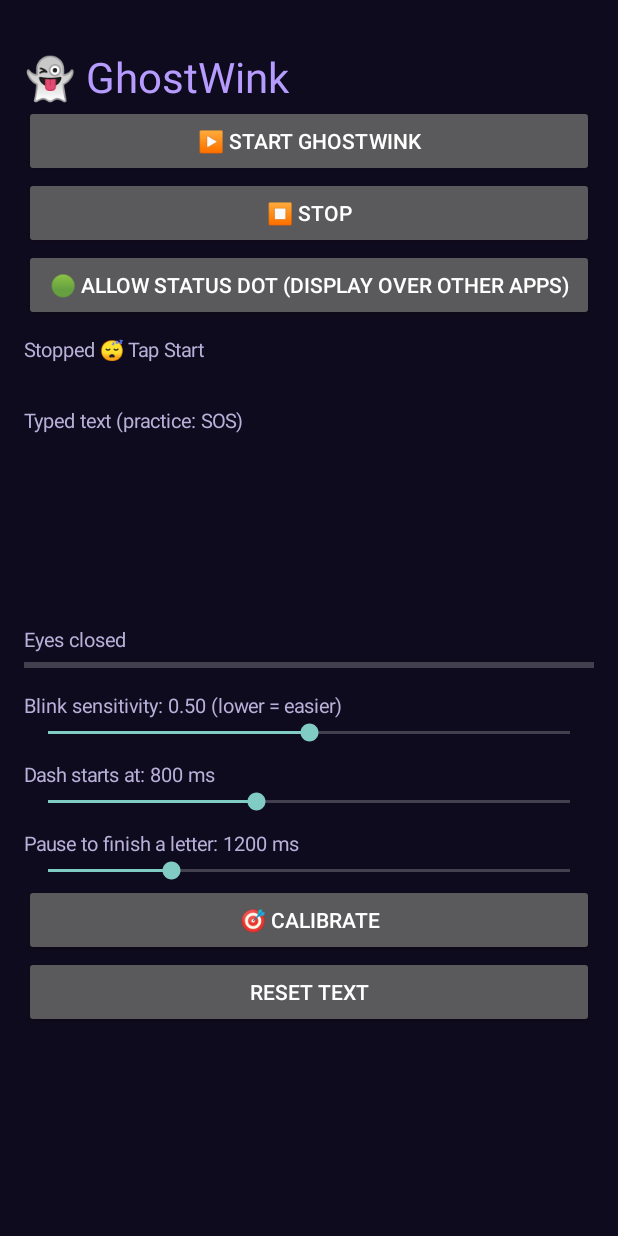
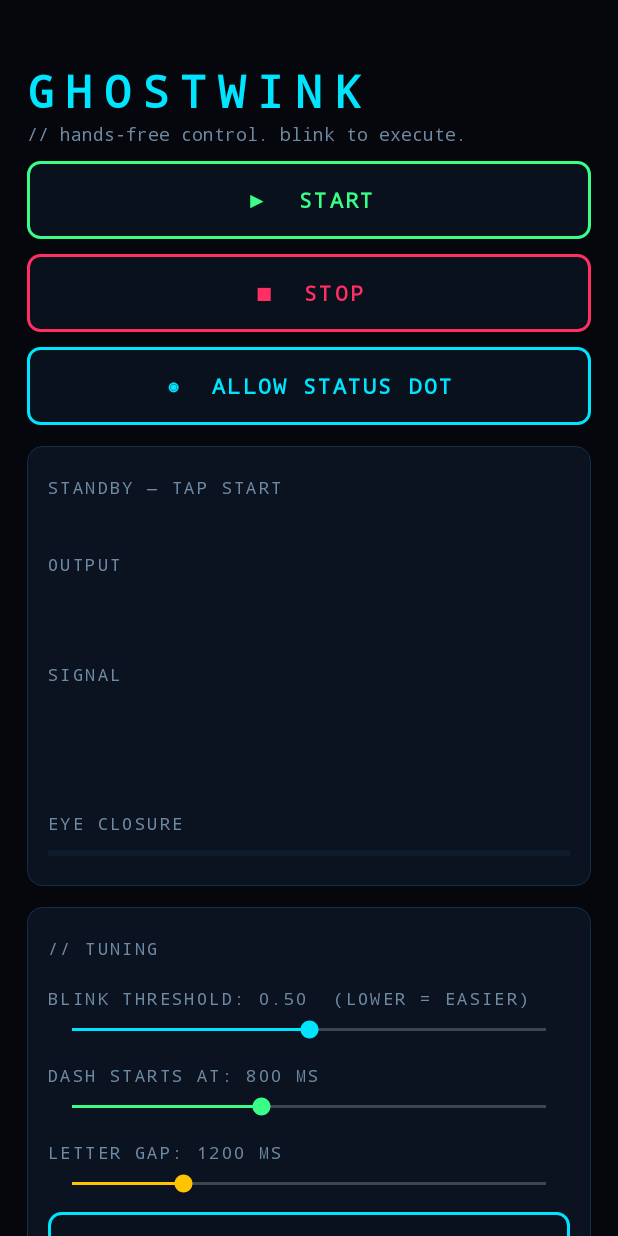
Before and after one commit to dwipayanmondal233-cloud/GhostWinkApp, an Android app: the screen it shows after launch (MainActivity), on a phone screen of 412 x 824 dp. Run offline under Robolectric (Android 15) with nearby library versions, the phone set to English and light mode, and no system bars; libraries missing offline, so code that uses them is left out: androidx.camera.core, androidx.camera.lifecycle, com.google.mediapipe.framework, com.google.mediapipe.tasks.

Commit message:
GhostWink cool theme

```diff
--- a/app/src/main/AndroidManifest.xml
+++ b/app/src/main/AndroidManifest.xml
@@ -9,6 +9,8 @@
     <uses-feature android:name="android.hardware.camera" android:required="false" />
 
     <application
+        android:icon="@mipmap/ic_launcher"
+        android:roundIcon="@mipmap/ic_launcher"
         android:label="GhostWink"
         android:theme="@android:style/Theme.Material.NoActionBar">
 
--- a/app/src/main/java/com/example/ghostwink/GhostService.kt
+++ b/app/src/main/java/com/example/ghostwink/GhostService.kt
@@ -170,9 +170,9 @@ class GhostService : LifecycleService() {
     private fun refreshDot() {
         val now = SystemClock.uptimeMillis()
         val color = when {
-            now < flashUntil -> Color.parseColor("#FFD166")
-            closed -> Color.parseColor("#FF6B9D")
-            faceOk -> Color.parseColor("#4CE08A")
+            now < flashUntil ->Color.parseColor("#00E5FF")
+            closed -> Color.parseColor("#FF2E63")
+            faceOk -> Color.parseColor("#39FF88")
             else -> Color.GRAY
         }
         dotBg?.setColor(color)
@@ -241,7 +241,7 @@ class GhostService : LifecycleService() {
         val m = min(l, r)
         eye = m
         faceOk = true
-        faceText = "Face found ✅"
+        faceText = "FACE LOCKED"
         if (calibrating) {
             samples.add(m)
             refreshDot()
@@ -354,7 +354,7 @@ class GhostService : LifecycleService() {
             } else {
                 handler.post {
                     faceOk = false
-                    faceText = "No face found. Move closer / add light."
+                   faceText = "NO FACE - move closer / add light"
                     refreshDot()
                 }
             }
--- a/app/src/main/java/com/example/ghostwink/MainActivity.kt
+++ b/app/src/main/java/com/example/ghostwink/MainActivity.kt
@@ -4,13 +4,17 @@ import android.Manifest
 import android.content.Intent
 import android.content.SharedPreferences
 import android.content.pm.PackageManager
+import android.content.res.ColorStateList
 import android.graphics.Color
+import android.graphics.Typeface
+import android.graphics.drawable.GradientDrawable
 import android.net.Uri
 import android.os.Build
 import android.os.Bundle
 import android.os.Handler
 import android.os.Looper
 import android.provider.Settings
+import android.view.Gravity
 import android.widget.Button
 import android.widget.LinearLayout
 import android.widget.ProgressBar
@@ -22,6 +26,16 @@ import androidx.activity.result.contract.ActivityResultContracts
 import androidx.core.content.ContextCompat
 
 class MainActivity : ComponentActivity() {
+
+    private val bg = Color.parseColor("#05070D")
+    private val panel = Color.parseColor("#0B1220")
+    private val border = Color.parseColor("#12304A")
+    private val cyan = Color.parseColor("#00E5FF")
+    private val green = Color.parseColor("#39FF88")
+    private val red = Color.parseColor("#FF2E63")
+    private val amber = Color.parseColor("#FFC400")
+    private val dim = Color.parseColor("#6F8AA3")
+    private val textC = Color.parseColor("#C9D6E2")
 
     private lateinit var prefs: SharedPreferences
     private val handler = Handler(Looper.getMainLooper())
@@ -42,7 +56,7 @@ class MainActivity : ComponentActivity() {
 
     private val permLauncher =
         registerForActivityResult(ActivityResultContracts.RequestMultiplePermissions()) {
-            if (hasCamera()) startGhost() else statusT.text = "Camera permission is needed 😢"
+            if (hasCamera()) startGhost() else statusT.text = "> CAMERA PERMISSION REQUIRED"
         }
 
     private fun hasCamera() = ContextCompat.checkSelfPermission(
@@ -55,20 +69,64 @@ class MainActivity : ComponentActivity() {
         ContextCompat.startForegroundService(this, Intent(this, GhostService::class.java))
     }
 
+    private fun mono(t: TextView, size: Float, color: Int, bold: Boolean = false) {
+        t.typeface = Typeface.create(Typeface.MONOSPACE, if (bold) Typeface.BOLD else Typeface.NORMAL)
+        t.textSize = size
+        t.setTextColor(color)
+    }
+
     private fun label(t: String): TextView {
         val v = TextView(this)
-        v.text = t
-        v.setTextColor(Color.parseColor("#B8B0D8"))
-        v.textSize = 13f
-        v.setPadding(0, dp(10), 0, 0)
+        v.text = t.uppercase()
+        mono(v, 11f, dim)
+        v.letterSpacing = 0.15f
+        v.setPadding(0, dp(14), 0, dp(4))
         return v
     }
 
-    private fun btn(t: String, onClick: () -> Unit): Button {
+    private fun card(): LinearLayout {
+        val c = LinearLayout(this)
+        c.orientation = LinearLayout.VERTICAL
+        c.setPadding(dp(14), dp(6), dp(14), dp(14))
+        val b = GradientDrawable()
+        b.cornerRadius = dp(10).toFloat()
+        b.setColor(panel)
+        b.setStroke(dp(1), border)
+        c.background = b
+        val lp = LinearLayout.LayoutParams(
+            LinearLayout.LayoutParams.MATCH_PARENT, LinearLayout.LayoutParams.WRAP_CONTENT
+        )
+        lp.topMargin = dp(14)
+        c.layoutParams = lp
+        return c
+    }
+
+    private fun neonBtn(t: String, color: Int, onClick: () -> Unit): Button {
         val b = Button(this)
         b.text = t
+        b.isAllCaps = true
+        b.typeface = Typeface.create(Typeface.MONOSPACE, Typeface.BOLD)
+        b.textSize = 14f
+        b.letterSpacing = 0.1f
+        b.setTextColor(color)
+        b.stateListAnimator = null
+        val d = GradientDrawable()
+        d.cornerRadius = dp(8).toFloat()
+        d.setColor(Color.parseColor("#08111C"))
+        d.setStroke(dp(2), color)
+        b.background = d
+        val lp = LinearLayout.LayoutParams(
+            LinearLayout.LayoutParams.MATCH_PARENT, dp(52)
+        )
+        lp.topMargin = dp(10)
+        b.layoutParams = lp
         b.setOnClickListener { onClick() }
         return b
+    }
+
+    private fun tintSeek(s: SeekBar, color: Int) {
+        s.progressTintList = ColorStateList.valueOf(color)
+        s.thumbTintList = ColorStateList.valueOf(color)
     }
 
     override fun onCreate(savedInstanceState: Bundle?) {
@@ -79,102 +137,129 @@ class MainActivity : ComponentActivity() {
         lg = prefs.getInt("lg", 1200)
 
         val scroll = ScrollView(this)
-        scroll.setBackgroundColor(Color.parseColor("#0F0B1E"))
+        scroll.setBackgroundColor(bg)
         val col = LinearLayout(this)
         col.orientation = LinearLayout.VERTICAL
-        col.setPadding(dp(16), dp(32), dp(16), dp(24))
+        col.setPadding(dp(18), dp(40), dp(18), dp(28))
 
         val title = TextView(this)
-        title.text = "👻 GhostWink"
-        title.textSize = 28f
-        title.setTextColor(Color.parseColor("#B69CFF"))
+        title.text = "GHOSTWINK"
+        mono(title, 30f, cyan, true)
+        title.letterSpacing = 0.25f
         col.addView(title)
 
-        col.addView(btn("▶️ Start GhostWink") {
+        val sub = TextView(this)
+        sub.text = "// hands-free control. blink to execute."
+        mono(sub, 12f, dim)
+        col.addView(sub)
+
+        col.addView(neonBtn("\u25B6  START", green) {
             if (hasCamera()) startGhost() else {
                 val perms = mutableListOf(Manifest.permission.CAMERA)
                 if (Build.VERSION.SDK_INT >= 33) perms.add(Manifest.permission.POST_NOTIFICATIONS)
                 permLauncher.launch(perms.toTypedArray())
             }
         })
-        col.addView(btn("⏹ Stop") {
+        col.addView(neonBtn("\u25A0  STOP", red) {
             stopService(Intent(this, GhostService::class.java))
         })
-        col.addView(btn("🟢 Allow status dot (Display over other apps)") {
+        col.addView(neonBtn("\u25C9  ALLOW STATUS DOT", cyan) {
             startActivity(
                 Intent(Settings.ACTION_MANAGE_OVERLAY_PERMISSION, Uri.parse("package:$packageName"))
             )
         })
 
-        faceT = label("Stopped 😴")
-        col.addView(faceT)
+        // ---- Live terminal card ----
+        val term = card()
+        faceT = label("")
+        faceT.text = "STANDBY"
+        term.addView(faceT)
         statusT = TextView(this)
-        statusT.setTextColor(Color.parseColor("#FFD166"))
-        col.addView(statusT)
+        mono(statusT, 13f, amber)
+        term.addView(statusT)
 
-        col.addView(label("Typed text (practice: SOS)"))
+        term.addView(label("output"))
         outT = TextView(this)
-        outT.textSize = 28f
-        outT.setTextColor(Color.WHITE)
-        outT.minHeight = dp(44)
-        col.addView(outT)
+        mono(outT, 26f, Color.WHITE, true)
+        outT.minHeight = dp(40)
+        term.addView(outT)
+
+        term.addView(label("signal"))
         seqT = TextView(this)
-        seqT.textSize = 30f
-        seqT.setTextColor(Color.parseColor("#7CFFC4"))
-        seqT.minHeight = dp(44)
-        col.addView(seqT)
+        mono(seqT, 28f, green, true)
+        seqT.letterSpacing = 0.2f
+        seqT.minHeight = dp(40)
+        term.addView(seqT)
+
         evtT = TextView(this)
-        evtT.textSize = 18f
-        evtT.setTextColor(Color.parseColor("#FFD166"))
-        evtT.minHeight = dp(30)
-        col.addView(evtT)
+        mono(evtT, 15f, amber)
+        evtT.minHeight = dp(26)
+        term.addView(evtT)
 
-        col.addView(label("Eyes closed"))
+        term.addView(label("eye closure"))
         eyeBar = ProgressBar(this, null, android.R.attr.progressBarStyleHorizontal)
         eyeBar.max = 100
-        col.addView(eyeBar)
+        eyeBar.progressTintList = ColorStateList.valueOf(cyan)
+        eyeBar.progressBackgroundTintList = ColorStateList.valueOf(border)
+        term.addView(eyeBar)
+        col.addView(term)
+
+        // ---- Tuning card ----
+        val tune = card()
+        tune.addView(label("// tuning"))
 
         thL = label("")
-        col.addView(thL)
+        tune.addView(thL)
         val thBar = SeekBar(this)
         thBar.max = 80
         thBar.progress = ((th * 100).toInt() - 10).coerceIn(0, 80)
+        tintSeek(thBar, cyan)
         thBar.setOnSeekBarChangeListener(listener { p ->
             th = (p + 10) / 100f
             prefs.edit().putFloat("th", th).apply()
             GhostService.instance?.reloadSettings()
             labels()
         })
-        col.addView(thBar)
+        tune.addView(thBar)
 
         dsL = label("")
-        col.addView(dsL)
+        tune.addView(dsL)
         val dsBar = SeekBar(this)
         dsBar.max = 1000
         dsBar.progress = (ds - 400).coerceIn(0, 1000)
+        tintSeek(dsBar, green)
         dsBar.setOnSeekBarChangeListener(listener { p ->
             ds = p + 400
             prefs.edit().putInt("ds", ds).apply()
             GhostService.instance?.reloadSettings()
             labels()
         })
-        col.addView(dsBar)
+        tune.addView(dsBar)
 
         lgL = label("")
-        col.addView(lgL)
+        tune.addView(lgL)
         val lgBar = SeekBar(this)
         lgBar.max = 1700
         lgBar.progress = (lg - 800).coerceIn(0, 1700)
+        tintSeek(lgBar, amber)
         lgBar.setOnSeekBarChangeListener(listener { p ->
             lg = p + 800
             prefs.edit().putInt("lg", lg).apply()
             GhostService.instance?.reloadSettings()
             labels()
         })
-        col.addView(lgBar)
+        tune.addView(lgBar)
 
-        col.addView(btn("🎯 Calibrate") { GhostService.instance?.calibrate() })
-        col.addView(btn("Reset text") { GhostService.instance?.resetText() })
+        tune.addView(neonBtn("\u2316  CALIBRATE", cyan) { GhostService.instance?.calibrate() })
+        tune.addView(neonBtn("\u27F2  RESET TEXT", dim) { GhostService.instance?.resetText() })
+        col.addView(tune)
+
+        val foot = TextView(this)
+        foot.text = "practice: SOS  \u00B7 \u00B7 \u00B7  \u2212 \u2212 \u2212  \u00B7 \u00B7 \u00B7"
+        mono(foot, 11f, dim)
+        foot.gravity = Gravity.CENTER
+        foot.setPadding(0, dp(18), 0, 0)
+        col.addView(foot)
 
         labels()
         scroll.addView(col)
@@ -192,25 +277,26 @@ class MainActivity : ComponentActivity() {
     }
 
     private fun labels() {
-        thL.text = "Blink sensitivity: ${"%.2f".format(th)} (lower = easier)"
-        dsL.text = "Dash starts at: $ds ms"
-        lgL.text = "Pause to finish a letter: $lg ms"
+        thL.text = "BLINK THRESHOLD: ${"%.2f".format(th)}  (LOWER = EASIER)"
+        dsL.text = "DASH STARTS AT: $ds MS"
+        lgL.text = "LETTER GAP: $lg MS"
     }
 
     private val poll = object : Runnable {
         override fun run() {
             val s = GhostService.instance
             if (s == null) {
-                faceT.text = "Stopped 😴 Tap Start"
+                faceT.text = "STANDBY \u2014 TAP START"
+                faceT.setTextColor(dim)
                 eyeBar.progress = 0
             } else {
-                faceT.text = s.faceText
+                faceT.text = s.faceText.uppercase()
+                faceT.setTextColor(if (s.faceText.startsWith("FACE")) green else amber)
                 statusT.text = s.status
-                outT.text = s.text + if (s.text.trim() == "SOS") "  ✅" else ""
-                seqT.text = s.seq.replace('.', '·').replace('-', '−')
+                outT.text = s.text + if (s.text.trim() == "SOS") "  \u2714" else ""
+                seqT.text = s.seq.replace('.', '\u00B7').replace('-', '\u2212')
                 evtT.text = s.evt
                 eyeBar.progress = (s.eye * 100).toInt()
-                // keep sliders in sync after calibration
                 val newTh = prefs.getFloat("th", th)
                 if (newTh != th) {
                     th = newTh
--- /dev/null
+++ b/app/src/main/res/drawable/ic_launcher_background.xml
@@ -0,0 +1,13 @@
+<?xml version="1.0" encoding="utf-8"?>
+<vector xmlns:android="http://schemas.android.com/apk/res/android"
+    android:width="108dp"
+    android:height="108dp"
+    android:viewportWidth="108"
+    android:viewportHeight="108">
+    <path android:fillColor="#05070D" android:pathData="M0,0h108v108h-108z" />
+    <path
+        android:fillColor="#00000000"
+        android:strokeColor="#0E2A40"
+        android:strokeWidth="0.8"
+        android:pathData="M0,27H108M0,54H108M0,81H108M27,0V108M54,0V108M81,0V108" />
+</vector>
--- /dev/null
+++ b/app/src/main/res/drawable/ic_launcher_foreground.xml
@@ -0,0 +1,20 @@
+<?xml version="1.0" encoding="utf-8"?>
+<vector xmlns:android="http://schemas.android.com/apk/res/android"
+    android:width="108dp"
+    android:height="108dp"
+    android:viewportWidth="108"
+    android:viewportHeight="108">
+    <path
+        android:fillColor="#0B1A2A"
+        android:strokeColor="#00E5FF"
+        android:strokeWidth="2.5"
+        android:strokeLineJoin="round"
+        android:pathData="M34,50 C34,38 43,29 54,29 C65,29 74,38 74,50 L74,78 L67.5,72 L61,78 L54,72 L47,78 L40.5,72 L34,78 Z" />
+    <path android:fillColor="#00E5FF" android:pathData="M42,50 a4,4 0 1,0 8,0 a4,4 0 1,0 -8,0" />
+    <path
+        android:fillColor="#00000000"
+        android:strokeColor="#39FF88"
+        android:strokeWidth="2.5"
+        android:strokeLineCap="round"
+        android:pathData="M58,50 L66,50" />
+</vector>
--- /dev/null
+++ b/app/src/main/res/mipmap-anydpi-v26/ic_launcher.xml
@@ -0,0 +1,5 @@
+<?xml version="1.0" encoding="utf-8"?>
+<adaptive-icon xmlns:android="http://schemas.android.com/apk/res/android">
+    <background android:drawable="@drawable/ic_launcher_background" />
+    <foreground android:drawable="@drawable/ic_launcher_foreground" />
+</adaptive-icon>
```
